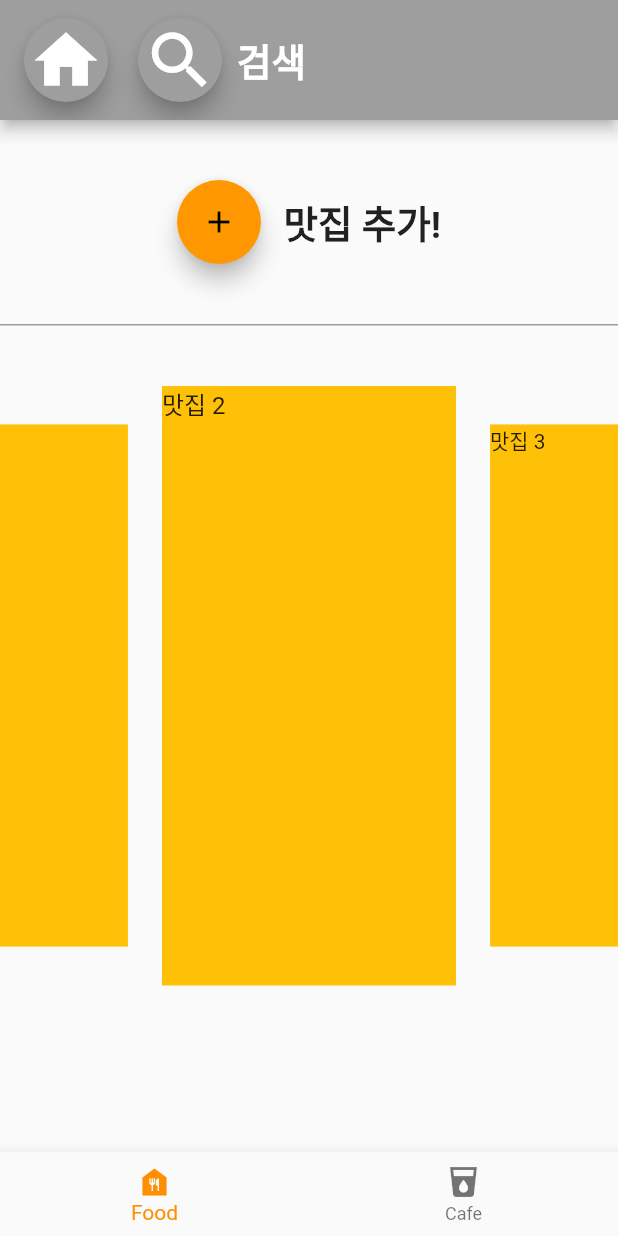
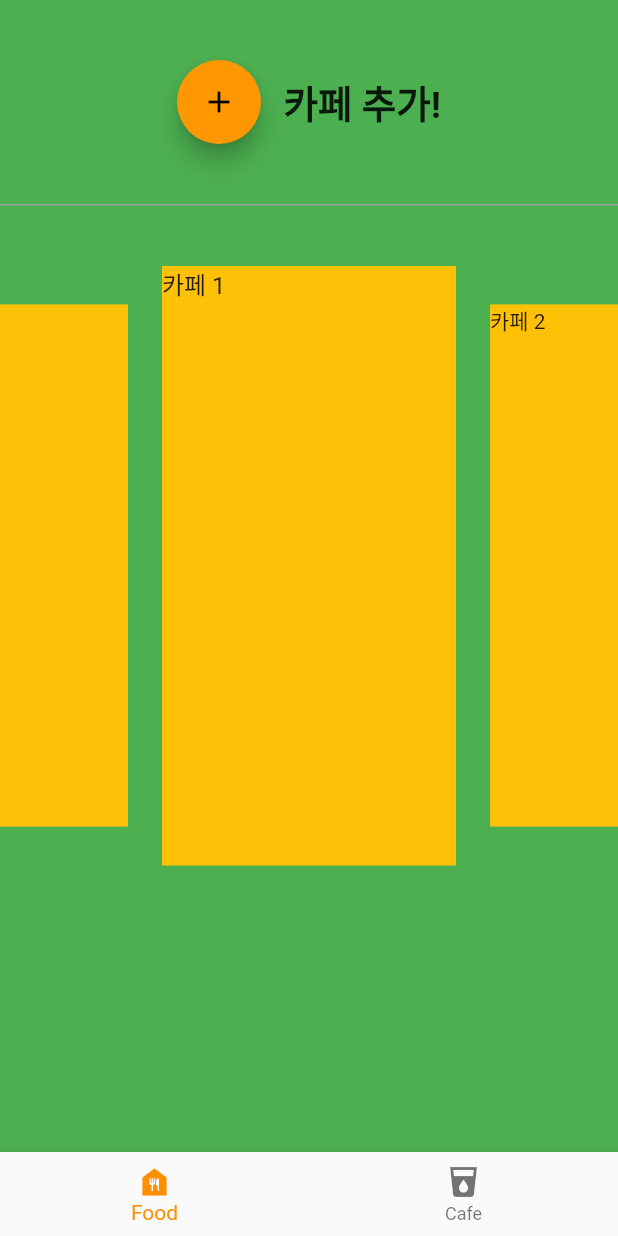
Before and after one commit to cychann/flutter-study, a Flutter app: the screen it shows after launch, swiped to page 2, on a phone screen of 412 x 824 dp. Run offline on Flutter 3.47's test engine with Material 2 defaults, Android fonts, the phone set to English and light mode, and no system bars; drawn by our look-alikes of carousel_slider.

Commit message:
pageview - 맛집/카페

```diff
--- a/food_store/lib/main.dart
+++ b/food_store/lib/main.dart
@@ -27,18 +27,10 @@ class MyHomePage extends StatefulWidget {
 
 class _MyHomePageState extends State<MyHomePage> {
   int _selectedIndex = 0;
-  int _selectedScore = 0;
-  int _current = 0;
 
   void _onItemTapped(int index) {
     setState(() {
       _selectedIndex = index;
-    });
-  }
-
-  void _onScoreTapped(int score) {
-    setState(() {
-      _selectedScore = score;
     });
   }
 
@@ -49,38 +41,10 @@ class _MyHomePageState extends State<MyHomePage> {
   @override
   Widget build(BuildContext context) {
     return Scaffold(
-      appBar: AppBar(
-        toolbarHeight: 80,
-        backgroundColor: Colors.grey,
-        title: Row(
-          children: [
-            FloatingActionButton(
-                backgroundColor: Colors.grey,
-                onPressed: () {},
-                child: Icon(
-                  Icons.home,
-                  size: 50,
-                )),
-            SizedBox(width: 20),
-            FloatingActionButton(
-                backgroundColor: Colors.grey,
-                onPressed: () {},
-                child: Icon(
-                  Icons.search,
-                  size: 50,
-                )),
+      body: PageView(
+        controller: _controller,
+        children: <Widget>[
           Container(
-              margin: EdgeInsets.all(5.0),
-            ),
-            Text("검색",
-                style: TextStyle(
-                  fontSize: 25,
-                  fontWeight: FontWeight.bold,
-                )),
-          ],
-        ),
-      ),
-      body: Center(
             child: Column(
               // mainAxisAlignment: MainAxisAlignment.center,
               children: <Widget>[
@@ -114,7 +78,8 @@ class _MyHomePageState extends State<MyHomePage> {
                   margin: EdgeInsets.all(20.0),
                 ),
 
-            Container(height: 1, width: double.maxFinite, color: Colors.grey),
+                Container(
+                    height: 1, width: double.maxFinite, color: Colors.grey),
 
                 Container(
                   margin: EdgeInsets.all(20.0),
@@ -144,193 +109,79 @@ class _MyHomePageState extends State<MyHomePage> {
                     );
                   }).toList(),
                 )
-
-            // PageView(
-            //   children: <Widget>[
-            //     Container(
-            //       color: Colors.red,
-            //       child: Center(child: Text('Page1')),
-            //     ),
-            //     Container(
-            //       color: Colors.blue,
-            //       child: Center(child: Text('Page2')),
-            //     ),
-            //     Container(
-            //       color: Colors.green,
-            //       child: Center(child: Text('Page3')),
-            //     ),
-            //   ],
-            // ),
-
-            // Row(
-            //   mainAxisAlignment: MainAxisAlignment.center,
-            //   children: [
-            //     FloatingActionButton(
-            //       backgroundColor: Colors.orange,
-            //         onPressed: () {},
-            //         child: Icon(
-            //             Icons.add,
-            //             color: Colors.black,
-            //         )
-            //     ),
-            //     SizedBox(width: 15),
-            //     Text(
-            //         '맛집 추가!',
-            //       style: TextStyle(
-            //         fontSize: 25,
-            //         fontWeight: FontWeight.bold,
-            //       ),
-            //     ),
-            //   ],
-            // ),
-            // // margin을 넣기 위한 컨테이너 박스
-            // Container(
-            //   margin: EdgeInsets.all(20.0),
-            // ),
-            //
-            // Container(
-            //     height: 1,
-            //     width: double.maxFinite,
-            //     color: Colors.grey
-            // ),
-            //
-            //
-            // Opacity(opacity: 0.3,
-            //   child:
-            //   Container(
-            //     margin: EdgeInsets.all(30.0),
-            //     color: Colors.grey,
-            //     width: 500.0,
-            //     height: 500.0,
-            //     child: Column(
-            //       // mainAxisAlignment: MainAxisAlignment.center,
-            //       crossAxisAlignment: CrossAxisAlignment.start,
-            //       children: <Widget>[
-            //         //Padding(padding: EdgeInsets.only(top: 300)),
-            //         Row(
-            //           mainAxisAlignment: MainAxisAlignment.spaceBetween,
-            //           children: [
-            //             Container(
-            //               color: Colors.white,
-            //               height: 50,
-            //               width:150,
-            //               margin: EdgeInsets.all(10.0),
-            //               child: Text(
-            //                   "가게 이름",
-            //                 style: TextStyle(
-            //                   fontSize: 25,
-            //                   fontWeight: FontWeight.bold,
-            //                 ),
-            //
-            //               ),
-            //             ),
-            //             FloatingActionButton(
-            //                 backgroundColor: Colors.grey,
-            //                 onPressed: () {},
-            //                 child: Icon(
-            //                   Icons.arrow_drop_down_circle,
-            //                   color: Colors.black,
-            //                   size: 50,
-            //                 )
-            //             ),
-            //           ],
-            //         ),
-            //         Container(
-            //           color: Colors.white,
-            //           height: 50,
-            //           width:200,
-            //           margin: EdgeInsets.all(10.0),
-            //           child: Text(
-            //               "날짜",
-            //             style: TextStyle(
-            //               fontSize: 25,
-            //               fontWeight: FontWeight.bold,
-            //             ),
-            //           ),
-            //         ),
-            //         Container(
-            //           color: Colors.white,
-            //           height: 50,
-            //           width: 400,
-            //           margin: EdgeInsets.all(10.0),
-            //           child: Text(
-            //               "위치",
-            //             style: TextStyle(
-            //               fontSize: 25,
-            //               fontWeight: FontWeight.bold,
-            //             ),
-            //           ),
-            //         ),
-            //         Container(
-            //           color: Colors.white,
-            //           height: 50,
-            //           width:500,
-            //           margin: EdgeInsets.all(10.0),
-            //           child: Text(
-            //               "메모",
-            //             style: TextStyle(
-            //               fontSize: 25,
-            //               fontWeight: FontWeight.bold,
-            //             ),
-            //           ),
-            //         ),
-            //
-            //         Container(
-            //           margin: EdgeInsets.all(30.0),
-            //         ),
-            //
-            //         BottomNavigationBar(
-            //           items: <BottomNavigationBarItem>[
-            //             BottomNavigationBarItem(
-            //               icon: Icon(Icons.add),
-            //               label: '1',
-            //             ),
-            //             BottomNavigationBarItem(
-            //               icon: Icon(Icons.add),
-            //               label: '2',
-            //             ),
-            //             BottomNavigationBarItem(
-            //               icon: Icon(Icons.add),
-            //               label: '3',
-            //             ),
-            //             BottomNavigationBarItem(
-            //               icon: Icon(Icons.add),
-            //               label: '4',
-            //             ),
-            //             BottomNavigationBarItem(
-            //               icon: Icon(Icons.add),
-            //               label: '5',
-            //             ),
-            //           ],
-            //           iconSize: 40,
-            //           currentIndex: _selectedScore,
-            //           unselectedItemColor: Colors.blue,
-            //           selectedItemColor: Colors.orange,
-            //           selectedFontSize: 30,
-            //           onTap: _onScoreTapped,
-            //         ),
-            //
-            //         // Row(
-            //         //   children: [
-            //         //     Icon(Icons.looks_one, size: 50),
-            //         //     SizedBox(width: 20),
-            //         //     Icon(Icons.search, size: 50),
-            //         //     Text(
-            //         //         "검색",
-            //         //         style: TextStyle(
-            //         //           fontSize: 25,
-            //         //           fontWeight: FontWeight.bold,
-            //         //         )
-            //         //     ),
-            //         //   ],
-            //         // ),
-            //       ],
-            //     ),
-            //
-            //   ),
-            // ),
               ],
             ),
+          ),
+          Container(
+            color: Colors.green,
+            child: Column(
+              // mainAxisAlignment: MainAxisAlignment.center,
+              children: <Widget>[
+                // margin을 넣기 위한 컨테이너 박스
+                Container(
+                  margin: EdgeInsets.all(20.0),
+                ),
+
+                Row(
+                  mainAxisAlignment: MainAxisAlignment.center,
+                  children: [
+                    FloatingActionButton(
+                        backgroundColor: Colors.orange,
+                        onPressed: () {},
+                        child: Icon(
+                          Icons.add,
+                          color: Colors.black,
+                        )),
+                    SizedBox(width: 15),
+                    Text(
+                      '카페 추가!',
+                      style: TextStyle(
+                        fontSize: 25,
+                        fontWeight: FontWeight.bold,
+                      ),
+                    ),
+                  ],
+                ),
+                // margin을 넣기 위한 컨테이너 박스
+                Container(
+                  margin: EdgeInsets.all(20.0),
+                ),
+
+                Container(
+                    height: 1, width: double.maxFinite, color: Colors.grey),
+
+                Container(
+                  margin: EdgeInsets.all(20.0),
+                ),
+
+                CarouselSlider(
+                  options: CarouselOptions(
+                    height: 400.0,
+                    autoPlay: true,
+                    enlargeCenterPage: true,
+                    viewportFraction: 0.5,
+                    aspectRatio: 2.0,
+                    initialPage: 0,
+                  ),
+                  items: [1, 2, 3, 4, 5].map((i) {
+                    return Builder(
+                      builder: (BuildContext context) {
+                        return Container(
+                            width: MediaQuery.of(context).size.width,
+                            margin: EdgeInsets.symmetric(horizontal: 5.0),
+                            decoration: BoxDecoration(color: Colors.amber),
+                            child: Text(
+                              '카페 $i',
+                              style: TextStyle(fontSize: 16.0),
+                            ));
+                      },
+                    );
+                  }).toList(),
+                )
+              ],
+            ),
+          ),
+        ],
       ),
       bottomNavigationBar: BottomNavigationBar(
         items: const <BottomNavigationBarItem>[
```
Lines whose indentation alone changed are shown as unchanged.
